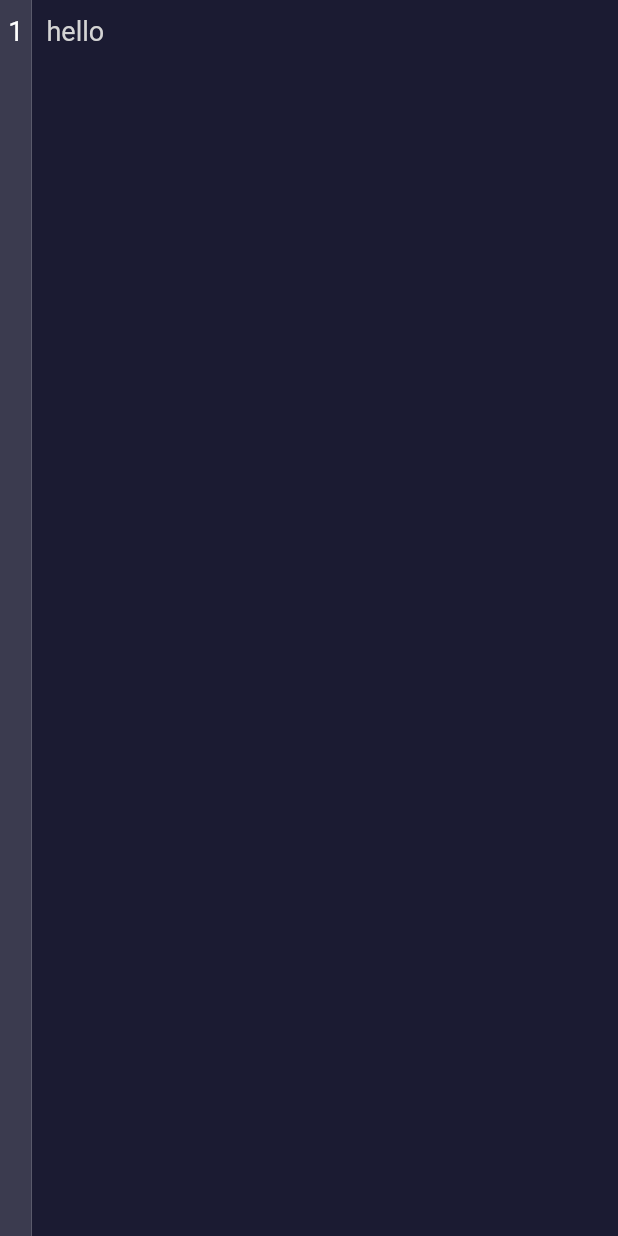
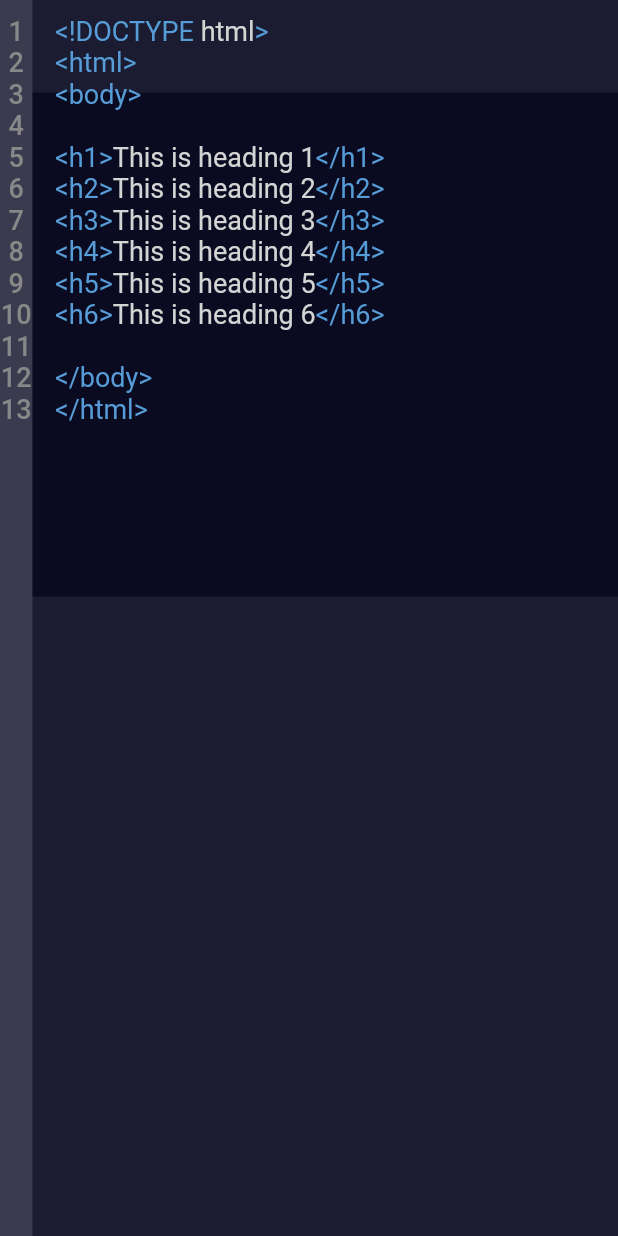
Before and after one commit to freeCodeCamp/PhoneIDE, a Flutter app: the screen it shows after launch, on a phone screen of 412 x 824 dp. Run offline on Flutter 3.47's test engine with Material 2 defaults, Android fonts, the phone set to English and light mode, and no system bars; our stand-ins replace shared_preferences, string_scanner, webview_flutter.

Commit message:
feat: editable region

```diff
--- a/lib/controller/editor_view_controller.dart
+++ b/lib/controller/editor_view_controller.dart
@@ -214,6 +214,7 @@ class EditorViewControllerState extends State<EditorViewController> {
                     ))))
         : Scaffold(
             body: widget.editor,
+            backgroundColor: widget.options.scaffoldBackgrounColor,
           );
   }
 
--- a/lib/editor/editor.dart
+++ b/lib/editor/editor.dart
@@ -14,6 +14,8 @@ class Editor extends StatefulWidget with IEditor {
     Key? key,
     this.openedFile,
     this.options = const EditorOptions(),
+    this.regionStart = 1,
+    this.regionEnd = 2,
     required this.language,
   }) : super(key: key);
 
@@ -41,6 +43,14 @@ class Editor extends StatefulWidget with IEditor {
 
   EditorOptions options;
 
+  // start of the editable region
+
+  int? regionStart;
+
+  // end of the editable region
+
+  int? regionEnd;
+
   @override
   State<StatefulWidget> createState() => EditorState();
 }
@@ -60,6 +70,8 @@ class EditorState extends State<Editor> {
   // the initial width of the line count bar
   double _initialWidth = 21;
 
+  double _editableRegionHeight = 10;
+
   final FocusNode _focusNode = FocusNode();
 
   List<String> patternMatches = [];
@@ -75,6 +87,7 @@ class EditorState extends State<Editor> {
     Future.delayed(Duration.zero, (() async {
       textController.text = widget.openedFile?.fileContent ?? '';
       setNewLinebarState(textController.text);
+      calculateEditableRegionHeight();
     }));
   }
 
@@ -102,6 +115,7 @@ class EditorState extends State<Editor> {
     // }
 
     setNewLinebarState(event);
+    calculateEditableRegionHeight();
   }
 
   void setNewLinebarState(String event) {
@@ -119,6 +133,34 @@ class EditorState extends State<Editor> {
     });
   }
 
+  void calculateEditableRegionHeight() {
+    int handleNumLines = _numLines == 0
+        ? 1
+        : _numLines - widget.regionStart! + widget.regionEnd!;
+
+    setState(() {
+      _editableRegionHeight = Linebar.calculateTextSize('1',
+                  style: TextStyle(
+                    color: widget.options.linebarTextColor,
+                    fontSize: 18,
+                  ),
+                  context: context)
+              .height *
+          handleNumLines;
+    });
+  }
+
+  double calculateEditableRegionStart(context) {
+    double viewInset = MediaQuery.of(context).viewPadding.top + 10;
+    int handleRegion = widget.regionStart! <= 1 ? 1 : widget.regionStart! - 1;
+
+    if (widget.regionStart != null) {
+      return handleRegion * _editableRegionHeight / _numLines + viewInset;
+    }
+
+    return viewInset;
+  }
+
   void handleKeyEvents(RawKeyEvent event) {
     setState(() {
       widget.lastKeyEvent = event;
@@ -134,23 +176,38 @@ class EditorState extends State<Editor> {
 
     return Row(
       children: [
+        Expanded(
+          child: Stack(
+            children: [
+              widget.options.hasEditableRegion
+                  ? Padding(
+                      padding: EdgeInsets.only(
+                          top: calculateEditableRegionStart(context)),
+                      child: Container(
+                        color: const Color.fromRGBO(0x0a, 0x0a, 32, 1),
+                        height: _editableRegionHeight,
+                        width: widget.options.minWidth,
+                      ),
+                    )
+                  : Container(),
+              Padding(
+                padding: EdgeInsets.only(left: _initialWidth + 5),
+                child: IEdtorView(context),
+              ),
               Container(
                   color: widget.options.linebarColor,
-            constraints: BoxConstraints(minWidth: 1, maxWidth: _initialWidth),
-            child: Padding(
-              padding: const EdgeInsets.only(top: 10),
-              child: linecountBar(),
-            )),
-        IEdtorView(context),
+                  width: _initialWidth,
+                  child: linecountBar()),
+            ],
+          ),
+        ),
       ],
     );
   }
 
   // ignore: non_constant_identifier_names
   Widget IEdtorView(BuildContext context) {
-    return Expanded(
-      child: Container(
-        color: const Color.fromRGBO(0x1b, 0x1b, 0x32, 1),
+    return SizedBox(
       height: MediaQuery.of(context).size.height,
       width: 1000,
       child: ListView(
@@ -170,16 +227,16 @@ class EditorState extends State<Editor> {
                       child: RawKeyboardListener(
                         focusNode: _focusNode,
                         onKey: handleKeyEvents,
+                        child: Padding(
+                          padding: EdgeInsets.only(
+                              left: 10,
+                              top: MediaQuery.of(context).viewPadding.top + 10),
                           child: TextField(
                             scrollPadding: EdgeInsets.zero,
                             controller: textController,
-                            decoration: InputDecoration(
+                            decoration: const InputDecoration(
                                 border: InputBorder.none,
-                                contentPadding: EdgeInsets.only(
-                                    left: 10,
-                                    top:
-                                        MediaQuery.of(context).viewPadding.top +
-                                            10)),
+                                contentPadding: EdgeInsets.zero),
                             scrollController: scrollController,
                             expands: true,
                             onChanged: (String event) async {
@@ -195,18 +252,21 @@ class EditorState extends State<Editor> {
                           ),
                         ),
                       ),
+                    ),
                   ]),
             ),
           ]),
-      ),
     );
   }
 
   linecountBar() {
     return Column(
       children: [
+        SizedBox(
+            width: 10, height: MediaQuery.of(context).viewPadding.top + 10),
         Flexible(
           child: ListView.builder(
+            padding: EdgeInsets.zero,
             shrinkWrap: true,
             controller: linebarController,
             physics: const NeverScrollableScrollPhysics(),
@@ -222,7 +282,8 @@ class EditorState extends State<Editor> {
                                     fontSize: 18,
                                     color: Colors.white,
                                     fontFamily: 'RobotoMono'),
-                            context: context);
+                                context: context)
+                            .width;
                       });
                     });
                   }
@@ -230,10 +291,10 @@ class EditorState extends State<Editor> {
                 child: Text(
                   i == 0 ? (1).toString() : (i + 1).toString(),
                   textAlign: TextAlign.center,
-                  style: const TextStyle(
+                  style: TextStyle(
                       fontSize: 18,
-                    color: Colors.white,
-                  ),
+                      fontWeight: FontWeight.w500,
+                      color: widget.options.linebarTextColor),
                 )),
           ),
         )
--- a/lib/editor/linebar/linebar_helper.dart
+++ b/lib/editor/linebar/linebar_helper.dart
@@ -8,7 +8,7 @@ class Linebar extends StatefulWidget {
       {Key? key, required this.calculateBarWidth, required this.child})
       : super(key: key);
 
-  static double calculateTextSize(
+  static Size calculateTextSize(
     String text, {
     required TextStyle style,
     required BuildContext context,
@@ -23,7 +23,7 @@ class Linebar extends StatefulWidget {
       textDirection: textDirection,
       textScaleFactor: textScaleFactor,
     )..layout(minWidth: minWidth, maxWidth: maxWidth);
-    return textPainter.size.width;
+    return textPainter.size;
   }
 
   @override
--- a/lib/main.dart
+++ b/lib/main.dart
@@ -18,8 +18,22 @@ class App extends StatelessWidget {
   Widget build(BuildContext context) {
     Editor editor = Editor(
       language: Syntax.HTML,
+      regionStart: 3,
+      regionEnd: 6,
       openedFile: FileIDE(
-        fileContent: 'hello',
+        fileContent: '''<!DOCTYPE html>
+<html>
+<body>
+
+<h1>This is heading 1</h1>
+<h2>This is heading 2</h2>
+<h3>This is heading 3</h3>
+<h4>This is heading 4</h4>
+<h5>This is heading 5</h5>
+<h6>This is heading 6</h6>
+
+</body>
+</html> ''',
         fileExplorer: null,
         fileName: '',
         filePath: '',
--- a/lib/models/editor_options.dart
+++ b/lib/models/editor_options.dart
@@ -1,8 +1,8 @@
 import 'package:flutter/material.dart';
 
 class EditorOptions {
-  const EditorOptions({
-    this.codePreview = true,
+  const EditorOptions(
+      {this.codePreview = true,
       this.canCloseFiles = true,
       this.useFileExplorer = true,
       this.tabBarLineColor = Colors.white,
@@ -13,13 +13,13 @@ class EditorOptions {
       this.importScripts = const [],
       this.bodyScripts = const [],
       this.tabBarColor = const Color.fromRGBO(0x0a, 0x0a, 0x23, 1),
-    this.scaffoldBackgrounColor = const Color.fromRGBO(0x3b, 0x3b, 0x4f, 1),
+      this.scaffoldBackgrounColor = const Color.fromRGBO(0x1b, 0x1b, 0x32, 1),
       this.minHeight = 2500,
       this.minWidth = 2500,
       this.editorBackgroundColor = const Color.fromRGBO(0x2a, 0x2a, 0x40, 1),
       this.linebarColor = const Color.fromRGBO(0x3b, 0x3b, 0x4f, 1),
-    this.linebarTextColor = Colors.white,
-  });
+      this.linebarTextColor = const Color.fromRGBO(0x88, 0x88, 0x88, 1),
+      this.hasEditableRegion = true});
 
   final bool codePreview;
 
@@ -54,4 +54,6 @@ class EditorOptions {
   final Color linebarTextColor;
 
   final bool showAppBar;
+
+  final bool hasEditableRegion;
 }
```
Lines whose indentation alone changed are shown as unchanged.
